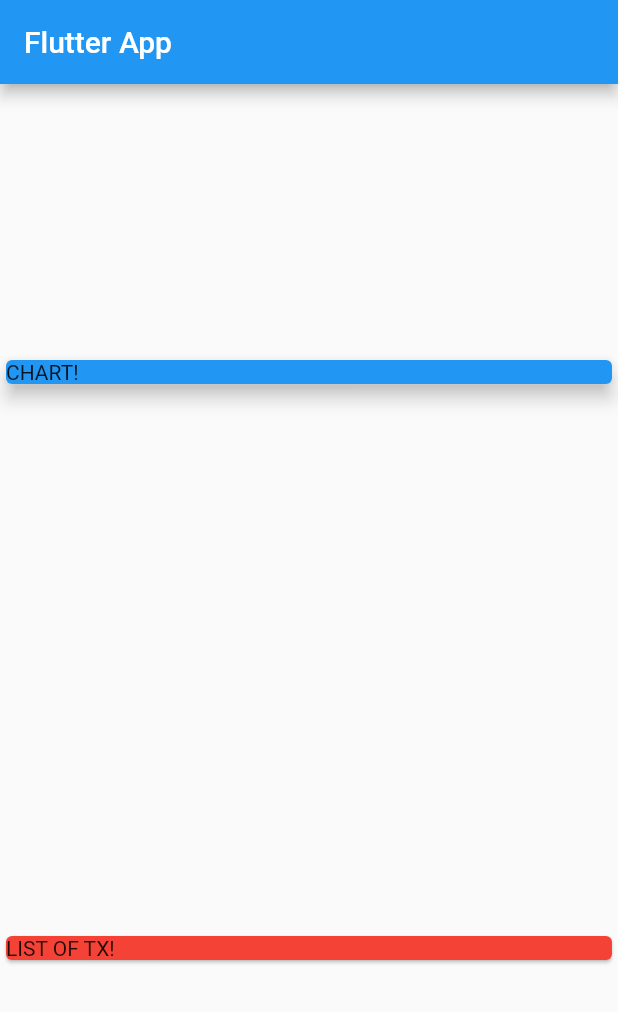
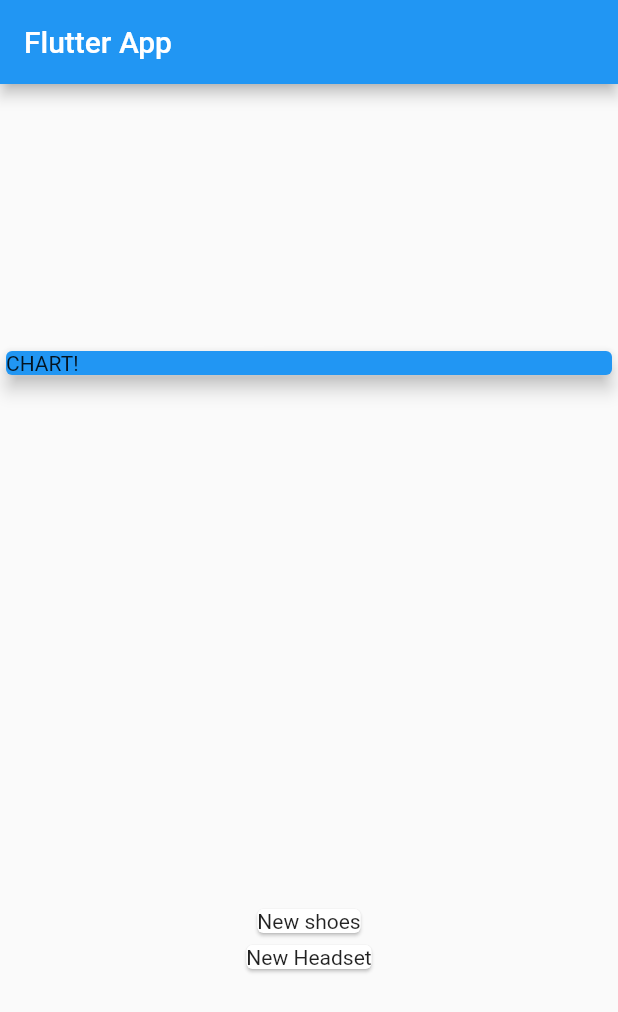
Before and after one commit to Mugisha-isaac/Flutter-Expense-Planner-App, a Flutter app: the screen it shows after launch, on a phone screen of 412 x 824 dp. Shown: the top 1012 px of the screen. Run offline on Flutter 3.47's test engine with Material 2 defaults, Android fonts, the phone set to English and light mode, and no system bars.

```diff
--- a/lib/main.dart
+++ b/lib/main.dart
@@ -1,4 +1,6 @@
 import 'package:flutter/material.dart';
+
+import './Transaction.dart';
 
 void main() => runApp(MyApp());
 
@@ -13,6 +15,12 @@ class MyApp extends StatelessWidget {
 }
 
 class MyHomePage extends StatelessWidget {
+  final List<Transaction> transactions = [
+    Transaction(
+        id: '12cbx', title: 'New shoes', amount: 150, date: DateTime.now()),
+    Transaction(
+        id: '15cbx', title: 'New Headset', amount: 80, date: DateTime.now())
+  ];
   @override
   Widget build(BuildContext context) {
     return Scaffold(
@@ -31,7 +39,13 @@ class MyHomePage extends StatelessWidget {
                 elevation: 5,
               ),
             ),
-            Card(color: Colors.red, child: Text('LIST OF TX!'))
+            Column(
+              children: transactions.map((tx) {
+                return Card(
+                  child: Text(tx.title),
+                );
+              }).toList(),
+            )
           ],
         ));
   }
--- /dev/null
+++ b/lib/transaction.dart
@@ -0,0 +1,12 @@
+class Transaction {
+  final String id;
+  final String title;
+  final double amount;
+  final DateTime date;
+
+  Transaction(
+      {required this.id,
+      required this.title,
+      required this.amount,
+      required this.date});
+}
```
